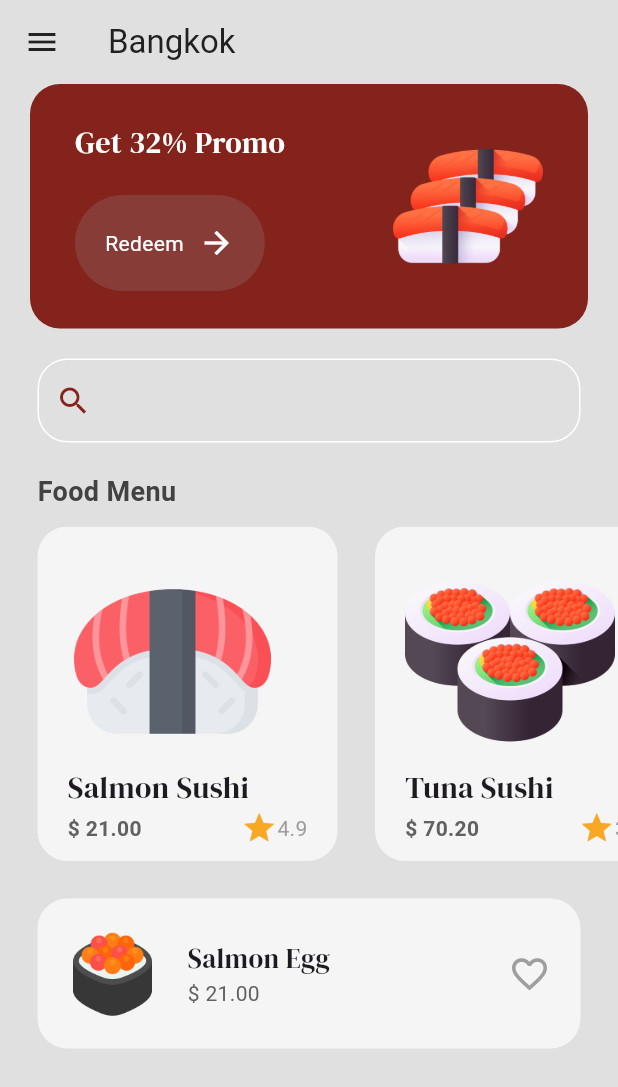
After one commit to phanuphong100stars/flutter_restaurant_app, a Flutter app: the MenuPage screen opened by its route, on a phone screen of 412 x 824 dp. The commit adds this screen. Shown: the top 1087 px of the screen. Run offline on Flutter 3.47's test engine with Material 3 defaults, Android fonts, the phone set to English and light mode, and no system bars; our stand-ins replace google_fonts.

Commit message:
feat: menu page

```diff
--- a/lib/components/button_component.dart
+++ b/lib/components/button_component.dart
@@ -2,12 +2,15 @@ import 'package:flutter/material.dart';
 
 class ButtonComponent extends StatelessWidget {
   final String text;
+  final void Function()? onTap;
 
-  const ButtonComponent({super.key, required this.text});
+  const ButtonComponent({super.key, required this.text, this.onTap});
 
   @override
   Widget build(BuildContext context) {
-    return Container(
+    return GestureDetector(
+      onTap: () => {if (onTap != null) onTap!()},
+      child: Container(
           decoration: BoxDecoration(
               color: const Color.fromARGB(109, 140, 94, 91),
               borderRadius: BorderRadius.circular(40)),
@@ -22,6 +25,7 @@ class ButtonComponent extends StatelessWidget {
               Icons.arrow_forward,
               color: Colors.white,
             )
-        ]));
+          ])),
+    );
   }
 }
--- /dev/null
+++ b/lib/components/food_tile_component.dart
@@ -0,0 +1,56 @@
+import 'package:flutter/material.dart';
+import 'package:google_fonts/google_fonts.dart';
+import 'package:restaurant_app/models/food_model.dart';
+
+class FoodTile extends StatelessWidget {
+  final Food food;
+
+  const FoodTile({super.key, required this.food});
+
+  @override
+  Widget build(BuildContext context) {
+    return Container(
+      margin: const EdgeInsets.only(left: 25),
+      padding: const EdgeInsets.all(20),
+      decoration: BoxDecoration(
+        color: Colors.grey[100],
+        borderRadius: BorderRadius.circular(20),
+      ),
+      child: Column(crossAxisAlignment: CrossAxisAlignment.start, children: [
+        // Image
+        Image.asset(
+          food.imagePath,
+          height: 140,
+        ),
+        // Text
+        Text(food.name, style: GoogleFonts.dmSerifDisplay(fontSize: 20)),
+        // Price + rating
+        SizedBox(
+          width: 160,
+          child:
+              Row(mainAxisAlignment: MainAxisAlignment.spaceBetween, children: [
+            // Price
+            Text(
+              '\$ ${food.price}',
+              style: TextStyle(
+                  fontWeight: FontWeight.bold, color: Colors.grey[700]),
+            ),
+            // Rating
+            Row(
+              children: [
+                Icon(
+                  Icons.star,
+                  color: Colors.yellow[800],
+                ),
+                Text(
+                  food.rating,
+                  style: const TextStyle(color: Colors.grey),
+                ),
+              ],
+            )
+          ]),
+        )
+      ]),
+    );
+  }
+}
--- a/lib/main.dart
+++ b/lib/main.dart
@@ -1,5 +1,6 @@
 import 'package:flutter/material.dart';
 import 'package:restaurant_app/pages/intro_page.dart';
+import 'package:restaurant_app/pages/menu_page.dart';
 
 void main() {
   runApp(const MainApp());
@@ -12,7 +13,11 @@ class MainApp extends StatelessWidget {
   Widget build(BuildContext context) {
     return MaterialApp(
       debugShowCheckedModeBanner: false,
-      home: IntroPage(),
+      home: const IntroPage(),
+      routes: {
+        '/intro-page': (context) => const IntroPage(),
+        '/menu-page': (context) => const MenuPage(),
+      },
     );
   }
 }
--- /dev/null
+++ b/lib/models/food_model.dart
@@ -0,0 +1,17 @@
+class Food {
+  String name;
+  String price;
+  String imagePath;
+  String rating;
+
+  Food(
+      {required this.name,
+      required this.price,
+      required this.imagePath,
+      required this.rating});
+
+  String get _name => name;
+  String get _price => price;
+  String get _imagePath => imagePath;
+  String get _rating => rating;
+}
--- a/lib/pages/intro_page.dart
+++ b/lib/pages/intro_page.dart
@@ -48,7 +48,12 @@ class IntroPage extends StatelessWidget {
                 ),
                 // Get Start Button
 
-                const ButtonComponent(text: 'Get Started'),
+                ButtonComponent(
+                  text: 'Get Started',
+                  onTap: () {
+                    Navigator.pushNamed(context, '/menu-page');
+                  },
+                ),
               ]),
         ));
   }
--- /dev/null
+++ b/lib/pages/menu_page.dart
@@ -0,0 +1,202 @@
+import 'package:flutter/material.dart';
+import 'package:google_fonts/google_fonts.dart';
+import 'package:restaurant_app/components/button_component.dart';
+import 'package:restaurant_app/components/food_tile_component.dart';
+import 'package:restaurant_app/models/food_model.dart';
+import 'package:restaurant_app/theme/colors_theme.dart';
+
+class MenuPage extends StatefulWidget {
+  const MenuPage({Key? key}) : super(key: key);
+
+  @override
+  State<MenuPage> createState() => _MenuPageState();
+}
+
+class _MenuPageState extends State<MenuPage> {
+// Food Menu
+
+  List foodMenu = [
+    Food(
+        name: 'Salmon Sushi',
+        price: '21.00',
+        imagePath: 'lib/images/salmon_sushi.png',
+        rating: '4.9'),
+    Food(
+        name: 'Tuna Sushi',
+        price: '70.20',
+        imagePath: 'lib/images/tuna.png',
+        rating: '3.6')
+  ];
+
+  @override
+  Widget build(BuildContext context) {
+    return Scaffold(
+        backgroundColor: Colors.grey[300],
+        appBar: AppBar(
+            backgroundColor: Colors.transparent,
+            elevation: 0,
+            leading: Icon(
+              Icons.menu,
+              color: Colors.grey[900],
+            ),
+            title: Text(
+              'Bangkok',
+              style: TextStyle(color: Colors.grey[900]),
+            )),
+        body: Column(
+          crossAxisAlignment: CrossAxisAlignment.start,
+          children: [
+            // Promo  Banner
+
+            Container(
+                decoration: BoxDecoration(
+                    color: primaryColor,
+                    borderRadius: BorderRadius.circular(20)),
+                margin: const EdgeInsets.symmetric(horizontal: 20),
+                padding:
+                    const EdgeInsets.symmetric(vertical: 25, horizontal: 30),
+                child: Row(
+                  mainAxisAlignment: MainAxisAlignment.spaceBetween,
+
+                  // Promo Message
+                  children: [
+                    Column(
+                      crossAxisAlignment: CrossAxisAlignment.start,
+                      children: [
+                        Text('Get 32% Promo',
+                            style: GoogleFonts.dmSerifDisplay(
+                              fontSize: 20,
+                              color: Colors.white,
+                            )),
+                        const SizedBox(
+                          height: 20,
+                        ),
+                        ButtonComponent(
+                          text: 'Redeem',
+                          onTap: () {},
+                        ),
+                      ],
+                    ),
+
+                    // Images
+
+                    Image.asset(
+                      'lib/images/many_sushi.png',
+                      height: 100,
+                    )
+                  ],
+                  // Redeem Button
+                )),
+
+            const SizedBox(
+              height: 20,
+            ),
+
+            // Search Bar
+            Padding(
+                padding: const EdgeInsets.symmetric(horizontal: 25),
+                child: TextField(
+                  decoration: InputDecoration(
+                      focusedBorder: OutlineInputBorder(
+                          borderSide: const BorderSide(color: Colors.white),
+                          borderRadius: BorderRadius.circular(20)),
+                      enabledBorder: OutlineInputBorder(
+                          borderSide: const BorderSide(color: Colors.white),
+                          borderRadius: BorderRadius.circular(20)),
+                      prefixIcon: Icon(
+                        Icons.search,
+                        color: primaryColor,
+                      )),
+                )),
+
+            const SizedBox(
+              height: 20,
+            ),
+
+            // Menu
+
+            Padding(
+                padding: const EdgeInsets.symmetric(horizontal: 25),
+                child: Text('Food Menu',
+                    style: TextStyle(
+                      fontWeight: FontWeight.bold,
+                      color: Colors.grey[800],
+                      fontSize: 18,
+                    ))),
+
+            const SizedBox(
+              height: 10,
+            ),
+
+            Expanded(
+                child: ListView.builder(
+              scrollDirection: Axis.horizontal,
+              itemCount: foodMenu.length,
+              itemBuilder: (context, index) => FoodTile(
+                food: foodMenu[index],
+              ),
+            )),
+
+            const SizedBox(
+              height: 25,
+            ),
+
+            // Popular Food
+
+            Container(
+              decoration: BoxDecoration(
+                color: Colors.grey[100],
+                borderRadius: BorderRadius.circular(20),
+              ),
+              margin: const EdgeInsets.only(
+                left: 25,
+                right: 25,
+                bottom: 25,
+              ),
+              padding: const EdgeInsets.all(20),
+              child: Row(
+                  mainAxisAlignment: MainAxisAlignment.spaceBetween,
+                  children: [
+                    Row(
+                      children: [
+                        Image.asset(
+                          'lib/images/salmon_egg.png',
+                          height: 60,
+                        ),
+                        const SizedBox(
+                          width: 20,
+                        ),
+                        Column(
+                          crossAxisAlignment: CrossAxisAlignment.start,
+                          children: [
+                            // Name
+                            Text('Salmon Egg',
+                                style:
+                                    GoogleFonts.dmSerifDisplay(fontSize: 18)),
+
+                            const SizedBox(
+                              width: 10,
+                            ),
+
+                            Text('\$ 21.00',
+                                style: TextStyle(
+                                  color: Colors.grey[700],
+                                )),
+
+                            // Price
+                          ],
+                        ),
+                      ],
+                    ),
+                    const Icon(Icons.favorite_outline,
+                        color: Colors.grey, size: 28),
+                  ]),
+            ),
+
+            const SizedBox(
+              height: 100,
+            ),
+          ],
+        ));
+  }
+}
--- /dev/null
+++ b/lib/theme/colors_theme.dart
@@ -0,0 +1,3 @@
+import 'package:flutter/material.dart';
+
+var primaryColor = const Color.fromARGB(255, 132, 35, 28);
```
Also changed, not shown: 2 other files. Lines whose indentation alone changed are shown as unchanged.
